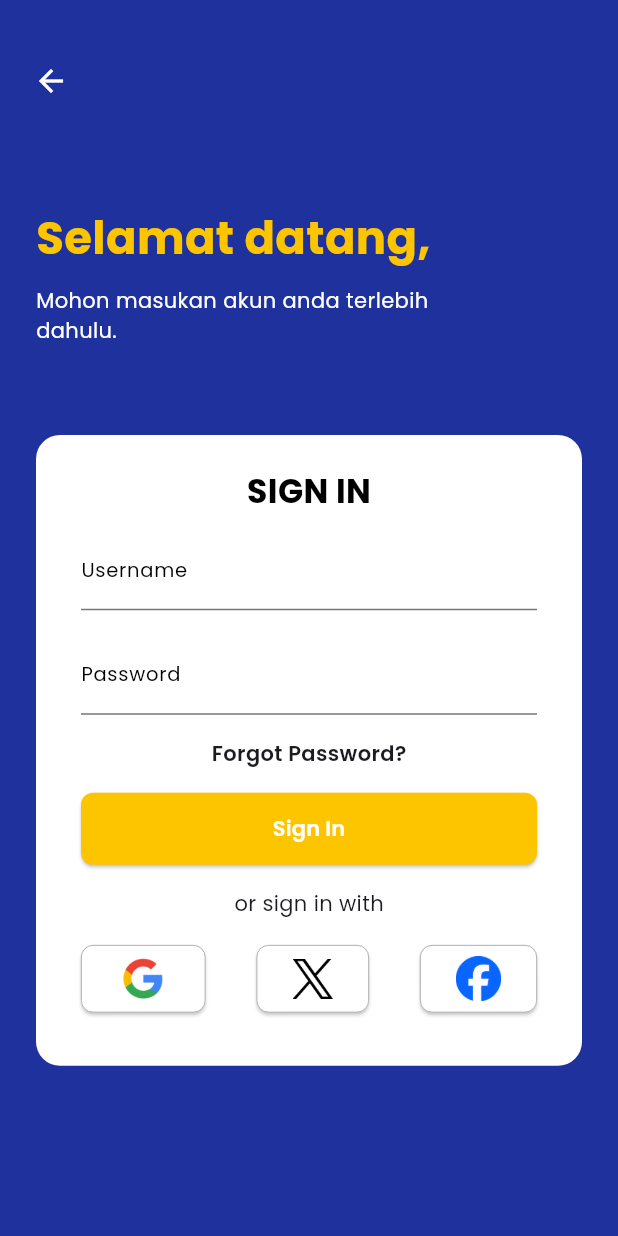
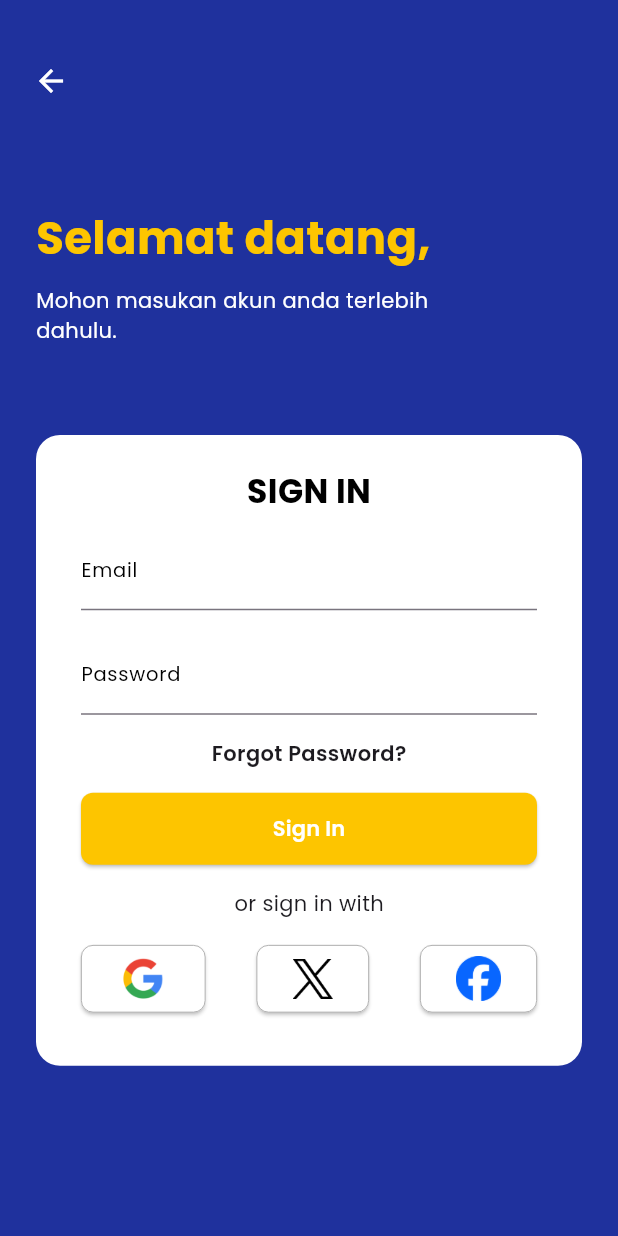
Before and after one commit to rayhanzz772/pmi_jateng, a Flutter app: the screen it shows after launch, after a tap on "Sign In", on a phone screen of 412 x 824 dp. Run offline on Flutter 3.47's test engine with Material 3 defaults, Android fonts, the phone set to English and light mode, and no system bars; our stand-ins replace bloc, equatable, firebase_auth, firebase_core, flutter_bloc; accounts and stored records are empty; network calls fail.

Commit message:
new fix error on firebase

```diff
--- a/lib/blocs/authentication_bloc/authentication_bloc.dart
+++ b/lib/blocs/authentication_bloc/authentication_bloc.dart
@@ -67,8 +67,6 @@
         password: event.password,
       );
       emit(SignedInState());
-      Navigator.pushReplacementNamed(
-          event.context, '/home'); // Navigate to HomeScreen
     } catch (e) {
       emit(ErrorState(message: 'Akun tidak ditemukan'));
     }
--- a/lib/views/sign_in/sign_in.dart
+++ b/lib/views/sign_in/sign_in.dart
@@ -133,7 +133,7 @@
                 TextField(
                   controller: emailController,
                   decoration: InputDecoration(
-                    labelText: 'Username',
+                    labelText: 'Email',
                     labelStyle: TextStyle(
                       fontSize: 13,
                       color: Colors.black,
```
Also changed, not shown: lib/main.dart (+1 -14 lines), 1 other file.
